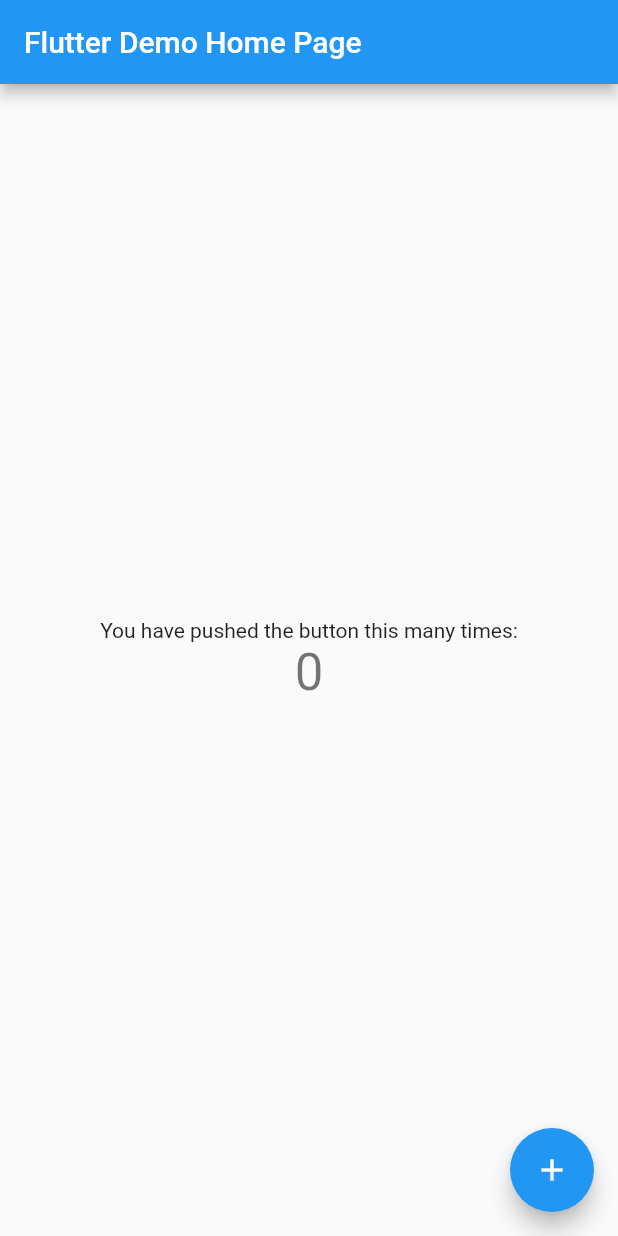
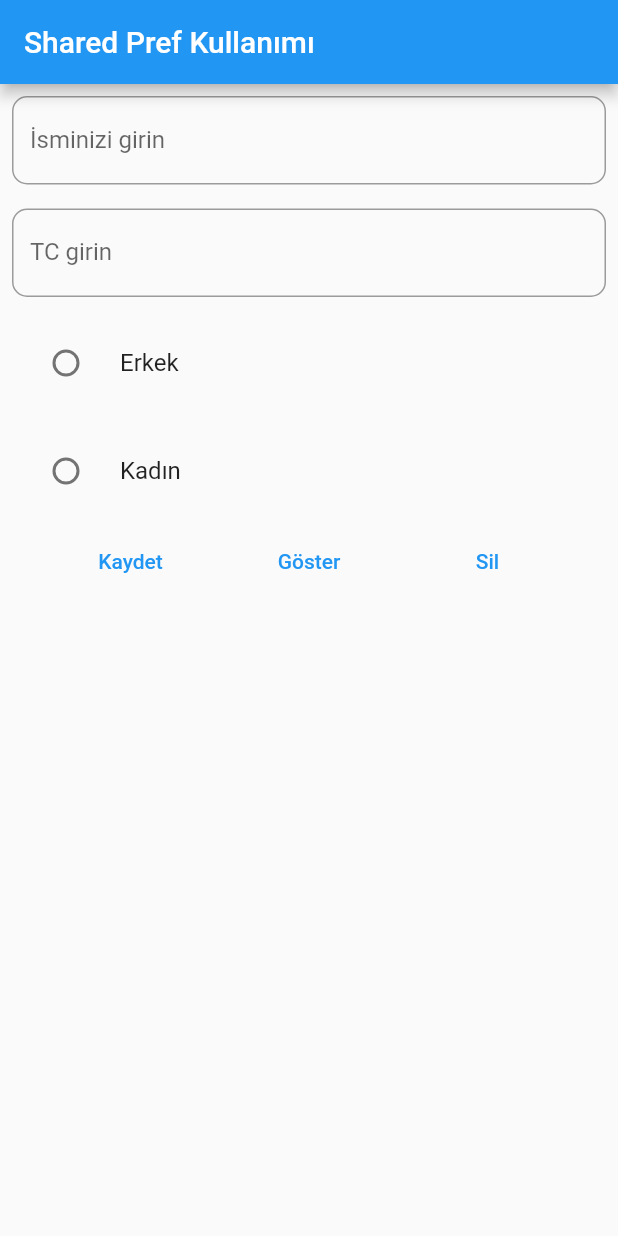
Before and after one commit to bukanevefiore/SqfliteApps, a Flutter app: the screen it shows after launch, on a phone screen of 412 x 824 dp. Run offline on Flutter 3.47's test engine with Material 2 defaults, Android fonts, the phone set to English and light mode, and no system bars; our stand-ins replace shared_preferences.

Commit message:
sharedprefkullanım

```diff
--- a/sqfliteapps/lib/main.dart
+++ b/sqfliteapps/lib/main.dart
@@ -1,4 +1,5 @@
 import 'package:flutter/material.dart';
+import 'package:sqfliteapps/shared_pref_kullanimi.dart';
 
 void main() {
   runApp(MyApp());
@@ -22,92 +23,7 @@
         // is not restarted.
         primarySwatch: Colors.blue,
       ),
-      home: MyHomePage(title: 'Flutter Demo Home Page'),
+      home: SharedPrefKullanimi(),
     );
   }
 }
-
-class MyHomePage extends StatefulWidget {
-  MyHomePage({Key key, this.title}) : super(key: key);
-
-  // This widget is the home page of your application. It is stateful, meaning
-  // that it has a State object (defined below) that contains fields that affect
-  // how it looks.
-
-  // This class is the configuration for the state. It holds the values (in this
-  // case the title) provided by the parent (in this case the App widget) and
-  // used by the build method of the State. Fields in a Widget subclass are
-  // always marked "final".
-
-  final String title;
-
-  @override
-  _MyHomePageState createState() => _MyHomePageState();
-}
-
-class _MyHomePageState extends State<MyHomePage> {
-  int _counter = 0;
-
-  void _incrementCounter() {
-    setState(() {
-      // This call to setState tells the Flutter framework that something has
-      // changed in this State, which causes it to rerun the build method below
-      // so that the display can reflect the updated values. If we changed
-      // _counter without calling setState(), then the build method would not be
-      // called again, and so nothing would appear to happen.
-      _counter++;
-    });
-  }
-
-  @override
-  Widget build(BuildContext context) {
-    // This method is rerun every time setState is called, for instance as done
-    // by the _incrementCounter method above.
-    //
-    // The Flutter framework has been optimized to make rerunning build methods
-    // fast, so that you can just rebuild anything that needs updating rather
-    // than having to individually change instances of widgets.
-    return Scaffold(
-      appBar: AppBar(
-        // Here we take the value from the MyHomePage object that was created by
-        // the App.build method, and use it to set our appbar title.
-        title: Text(widget.title),
-      ),
-      body: Center(
-        // Center is a layout widget. It takes a single child and positions it
-        // in the middle of the parent.
-        child: Column(
-          // Column is also a layout widget. It takes a list of children and
-          // arranges them vertically. By default, it sizes itself to fit its
-          // children horizontally, and tries to be as tall as its parent.
-          //
-          // Invoke "debug painting" (press "p" in the console, choose the
-          // "Toggle Debug Paint" action from the Flutter Inspector in Android
-          // Studio, or the "Toggle Debug Paint" command in Visual Studio Code)
-          // to see the wireframe for each widget.
-          //
-          // Column has various properties to control how it sizes itself and
-          // how it positions its children. Here we use mainAxisAlignment to
-          // center the children vertically; the main axis here is the vertical
-          // axis because Columns are vertical (the cross axis would be
-          // horizontal).
-          mainAxisAlignment: MainAxisAlignment.center,
-          children: <Widget>[
-            Text(
-              'You have pushed the button this many times:',
-            ),
-            Text(
-              '$_counter',
-              style: Theme.of(context).textTheme.headline4,
-            ),
-          ],
-        ),
-      ),
-      floatingActionButton: FloatingActionButton(
-        onPressed: _incrementCounter,
-        tooltip: 'Increment',
-        child: Icon(Icons.add),
-      ), // This trailing comma makes auto-formatting nicer for build methods.
-    );
-  }
-}
--- /dev/null
+++ b/sqfliteapps/lib/shared_pref_kullanimi.dart
@@ -0,0 +1,140 @@
+import 'package:flutter/material.dart';
+import 'package:shared_preferences/shared_preferences.dart';
+
+class SharedPrefKullanimi extends StatefulWidget {
+  @override
+  _SharedPrefKullanimiState createState() => _SharedPrefKullanimiState();
+}
+
+class _SharedPrefKullanimiState extends State<SharedPrefKullanimi> {
+
+  String isim;
+  int id;
+  bool cinsiyet;
+  var formKey=GlobalKey<FormState>();
+  var mySharedPreferences;
+
+  @override
+  void initState() {
+    // TODO: implement initState
+    super.initState();
+    SharedPreferences.getInstance().then((sf) => mySharedPreferences=sf);
+  }
+
+  @override
+  void dispose() {
+    // TODO: implement dispose
+    mySharedPreferences.dispose();
+    super.dispose();
+
+  }
+
+  @override
+  Widget build(BuildContext context) {
+    return Scaffold(
+      appBar: AppBar(
+        title: Text("Shared Pref Kullanımı"),),
+      body: SingleChildScrollView(
+        child: Form(
+          key: formKey,
+          child: Column(
+            children: [
+              Padding(
+                padding: const EdgeInsets.all(8.0),
+                child: TextFormField(
+                  onSaved: (deger) {
+                    isim=deger;
+                  },
+                  decoration: InputDecoration(
+                    labelText: "İsminizi girin",
+                    border: OutlineInputBorder(borderRadius: BorderRadius.circular(10)),
+                  ),
+                ),
+              ),
+              Padding(
+                padding: const EdgeInsets.all(8.0),
+                child: TextFormField(
+                  onSaved: (deger) {
+                    id=int.parse(deger);
+                  },
+                  keyboardType: TextInputType.number,
+                  decoration: InputDecoration(
+                    labelText: "TC girin",
+                    border: OutlineInputBorder(borderRadius: BorderRadius.circular(10)),
+                  ),
+                ),
+              ),
+              Padding(
+                padding: const EdgeInsets.all(8.0),
+                child: RadioListTile(value: true, groupValue: cinsiyet,
+                    onChanged: (secildi){
+                  setState(() {
+                    cinsiyet=secildi;
+                  });
+                    },
+                  title: Text("Erkek"),
+                ),
+              ),
+              Padding(
+                padding: const EdgeInsets.all(8.0),
+                child: RadioListTile(value: false, groupValue: cinsiyet,
+                    onChanged: (secildi){
+                      setState(() {
+                        cinsiyet=secildi;
+                      });
+                    },
+                  title: Text("Kadın"),),
+              ),
+              Row(
+                mainAxisAlignment: MainAxisAlignment.spaceEvenly,
+                children: [
+                  TextButton(
+                    style: ButtonStyle(
+                      foregroundColor: MaterialStateProperty.all<Color>(Colors.blue),
+                    ),
+                    onPressed: _ekle,
+                    child: Text('Kaydet'),
+                  ),
+                  TextButton(
+                    style: ButtonStyle(
+                      foregroundColor: MaterialStateProperty.all<Color>(Colors.blue),
+                    ),
+                    onPressed: _goster,
+                    child: Text('Göster'),
+                  ),
+                  TextButton(
+                    style: ButtonStyle(
+                      foregroundColor: MaterialStateProperty.all<Color>(Colors.blue),
+                    ),
+                    onPressed: _sil,
+                    child: Text('Sil'),
+                  ),
+                ],
+              ),
+            ],
+          ),
+        ),
+      ),
+    );
+  }
+
+  void _ekle() async{
+    formKey.currentState.save();
+    await (mySharedPreferences as SharedPreferences).setString("myIsim", isim);
+    await (mySharedPreferences as SharedPreferences).setInt("myId", id);
+    await (mySharedPreferences as SharedPreferences).setBool("mycinsiyet", cinsiyet);
+  }
+
+  void _goster() {
+    debugPrint("Okunan isim: "+(mySharedPreferences as SharedPreferences).getString("myIsim") ?? "NULL");
+    debugPrint("Okunan id: "+(mySharedPreferences as SharedPreferences).getInt("myId").toString() ?? "NULL" );
+    debugPrint("Okunan cinsiyet erkek mi ? : "+(mySharedPreferences as SharedPreferences).getBool("mycinsiyet").toString() ?? "NULL");
+
+  }
+
+  void _sil() {
+    (mySharedPreferences as SharedPreferences).remove("myIsim");
+    (mySharedPreferences as SharedPreferences).remove("myId");
+    (mySharedPreferences as SharedPreferences).remove("mycinsiyet");
+  }
+}
--- a/sqfliteapps/pubspec.yaml
+++ b/sqfliteapps/pubspec.yaml
@@ -28,6 +28,8 @@
   # The following adds the Cupertino Icons font to your application.
   # Use with the CupertinoIcons class for iOS style icons.
   cupertino_icons: ^1.0.2
+  shared_preferences: ^2.0.6
+  sqflite: ^2.0.0+3
 
 dev_dependencies:
   flutter_test:
```
